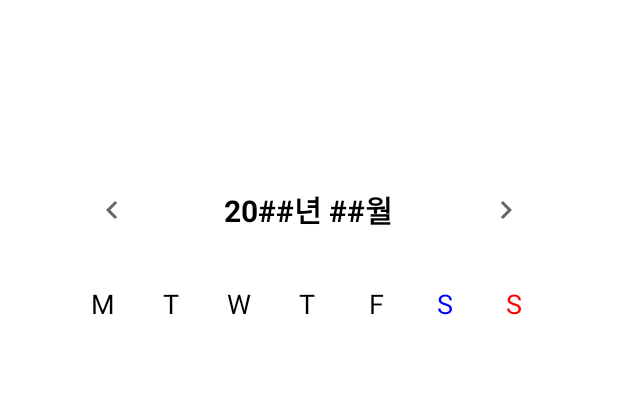
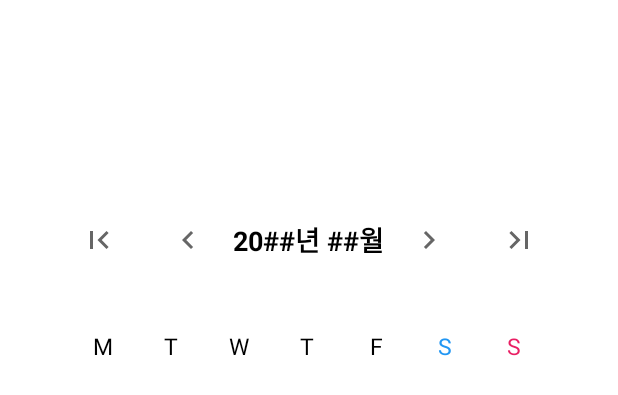
Before and after one commit to sangeun-jo/Lilith, an Android app: the layout activity_main.xml on its own in the app's theme, with its tools: preview values and no code run, on a phone screen of 412 x 824 dp. Shown: the top 395 px of the screen. Run offline under Robolectric (Android 15) with nearby library versions, the phone set to English and light mode, and no system bars.

```diff
--- /dev/null
+++ b/app/src/main/res/drawable/ic_baseline_first_page_24.xml
@@ -0,0 +1,10 @@
+<vector xmlns:android="http://schemas.android.com/apk/res/android"
+    android:width="24dp"
+    android:height="24dp"
+    android:viewportWidth="24"
+    android:viewportHeight="24"
+    android:tint="?attr/colorControlNormal">
+  <path
+      android:fillColor="@android:color/white"
+      android:pathData="M18.41,16.59L13.82,12l4.59,-4.59L17,6l-6,6 6,6zM6,6h2v12H6z"/>
+</vector>
--- /dev/null
+++ b/app/src/main/res/drawable/ic_baseline_last_page_24.xml
@@ -0,0 +1,10 @@
+<vector xmlns:android="http://schemas.android.com/apk/res/android"
+    android:width="24dp"
+    android:height="24dp"
+    android:viewportWidth="24"
+    android:viewportHeight="24"
+    android:tint="?attr/colorControlNormal">
+  <path
+      android:fillColor="@android:color/white"
+      android:pathData="M5.59,7.41L10.18,12l-4.59,4.59L7,18l6,-6 -6,-6zM16,6h2v12h-2z"/>
+</vector>
--- a/app/src/main/res/layout/activity_main.xml
+++ b/app/src/main/res/layout/activity_main.xml
@@ -7,19 +7,29 @@
     android:background="#ffffff">
 
     <LinearLayout
-        android:layout_marginTop="120dp"
-        android:layout_width="match_parent"
+        android:layout_width="340dp"
         android:layout_height="40dp"
+        android:layout_gravity="center"
+        android:layout_marginTop="140dp"
+        android:layout_marginBottom="10dp"
         android:gravity="center"
         android:orientation="horizontal">
 
         <ImageButton
-            android:id="@+id/btn_previous_calendar"
-            android:layout_width="wrap_content"
+            android:id="@+id/btn_previous_calendar2"
+            android:layout_width="50dp"
             android:layout_height="wrap_content"
             android:layout_weight="1"
-            app:srcCompat="@drawable/ic_left"
-            android:background="@android:color/transparent"/>
+            android:background="@android:color/transparent"
+            app:srcCompat="@drawable/ic_baseline_first_page_24" />
+
+        <ImageButton
+            android:id="@+id/btn_previous_calendar"
+            android:layout_width="50dp"
+            android:layout_height="wrap_content"
+            android:layout_weight="1"
+            android:background="@android:color/transparent"
+            app:srcCompat="@drawable/ic_left" />
 
         <TextView
             android:id="@+id/tv_calendar_title"
@@ -28,16 +38,24 @@
             android:gravity="center"
             android:text="20##년 ##월"
             android:textColor="#000"
-            android:textSize="20sp"
+            android:textSize="18sp"
             android:textStyle="bold" />
 
         <ImageButton
             android:id="@+id/btn_next_calendar"
-            android:layout_width="wrap_content"
+            android:layout_width="50dp"
             android:layout_height="wrap_content"
             android:layout_weight="1"
-            app:srcCompat="@drawable/ic_right"
-            android:background="@android:color/transparent"/>
+            android:background="@android:color/transparent"
+            app:srcCompat="@drawable/ic_right" />
+
+        <ImageButton
+            android:id="@+id/btn_next_calendar2"
+            android:layout_width="50dp"
+            android:layout_height="wrap_content"
+            android:layout_weight="1"
+            android:background="@android:color/transparent"
+            app:srcCompat="@drawable/ic_baseline_last_page_24" />
 
     </LinearLayout>
 
@@ -55,7 +73,7 @@
             android:gravity="center"
             android:text="M"
             android:textColor="#000000"
-            android:textSize="18sp" />
+            android:textSize="15sp" />
 
         <TextView
             android:layout_width="0dp"
@@ -64,7 +82,7 @@
             android:gravity="center"
             android:text="T"
             android:textColor="#000000"
-            android:textSize="18sp" />
+            android:textSize="15sp" />
 
         <TextView
             android:layout_width="0dp"
@@ -73,7 +91,7 @@
             android:gravity="center"
             android:text="W"
             android:textColor="#000000"
-            android:textSize="18sp" />
+            android:textSize="15sp" />
 
         <TextView
             android:layout_width="0dp"
@@ -82,7 +100,7 @@
             android:gravity="center"
             android:text="T"
             android:textColor="#000000"
-            android:textSize="18sp" />
+            android:textSize="15sp" />
 
         <TextView
             android:layout_width="0dp"
@@ -91,7 +109,7 @@
             android:gravity="center"
             android:text="F"
             android:textColor="#000000"
-            android:textSize="18sp" />
+            android:textSize="15sp" />
 
         <TextView
             android:layout_width="0dp"
@@ -99,8 +117,9 @@
             android:layout_weight="1"
             android:gravity="center"
             android:text="S"
-            android:textColor="#0000ff"
-            android:textSize="18sp" />
+            android:textColor="#2196F3"
+            android:textColorLink="#03A9F4"
+            android:textSize="15sp" />
 
         <TextView
             android:layout_width="0dp"
@@ -108,20 +127,21 @@
             android:layout_weight="1"
             android:gravity="center"
             android:text="S"
-            android:textColor="#ff0000"
-            android:textSize="18sp" />
+            android:textColor="#E91E63"
+            android:textSize="15sp" />
 
     </LinearLayout>
 
     <GridView
         android:id="@+id/gv_calendar"
         android:layout_width="320dp"
-        android:layout_height="320dp"
+        android:layout_height="340dp"
 
         android:layout_gravity="center"
         android:columnWidth="90dp"
         android:horizontalSpacing="0dp"
         android:numColumns="7"
+        android:paddingTop="20dp"
         android:stretchMode="columnWidth"
         android:verticalSpacing="0dp" />
 
```
Also changed, not shown: app/src/main/java/com/example/excalendar2/CalendarAdapter.java (+19 -5 lines), app/src/main/java/com/example/excalendar2/CalendarConverter.java (+6 -11 lines), app/src/main/java/com/example/excalendar2/DayInfo.java (+8 -41 lines), app/src/main/java/com/example/excalendar2/MainActivity.java (+49 -41 lines), app/src/main/res/drawable/ic_baseline_arrow_left_24.xml (added, +10 -0 lines), app/src/main/res/drawable/ic_baseline_arrow_right_24.xml (added, +10 -0 lines), app/src/main/res/layout/day.xml (+6 -3 lines).
